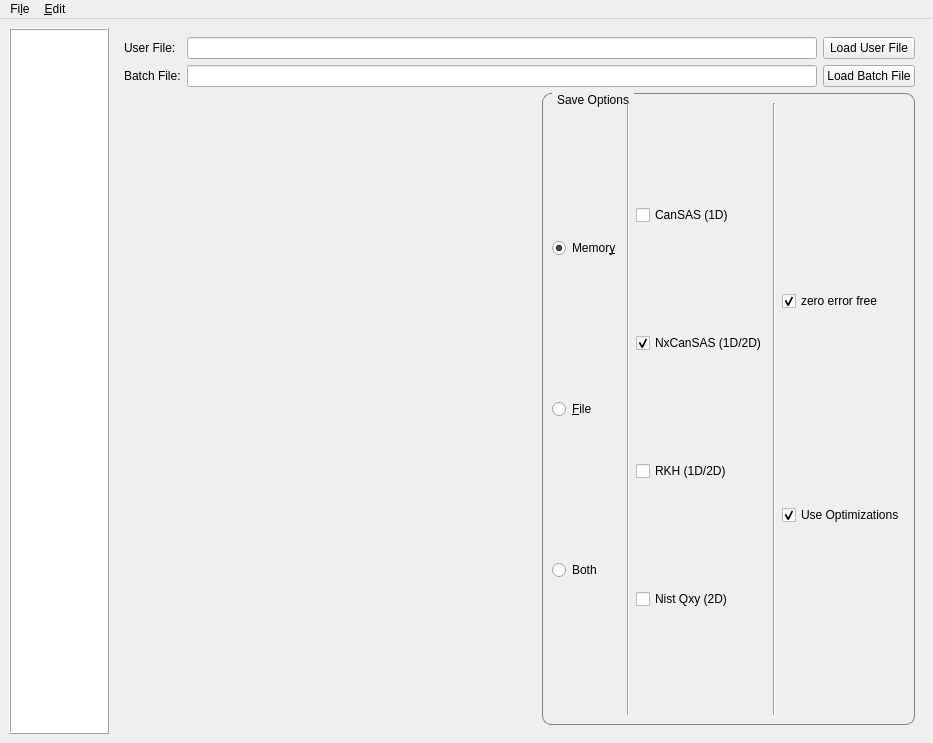
Old version of the form scripts/Interface/ui/sans_isis/sans_data_processor_window.ui in the repository mantidproject/mantid.
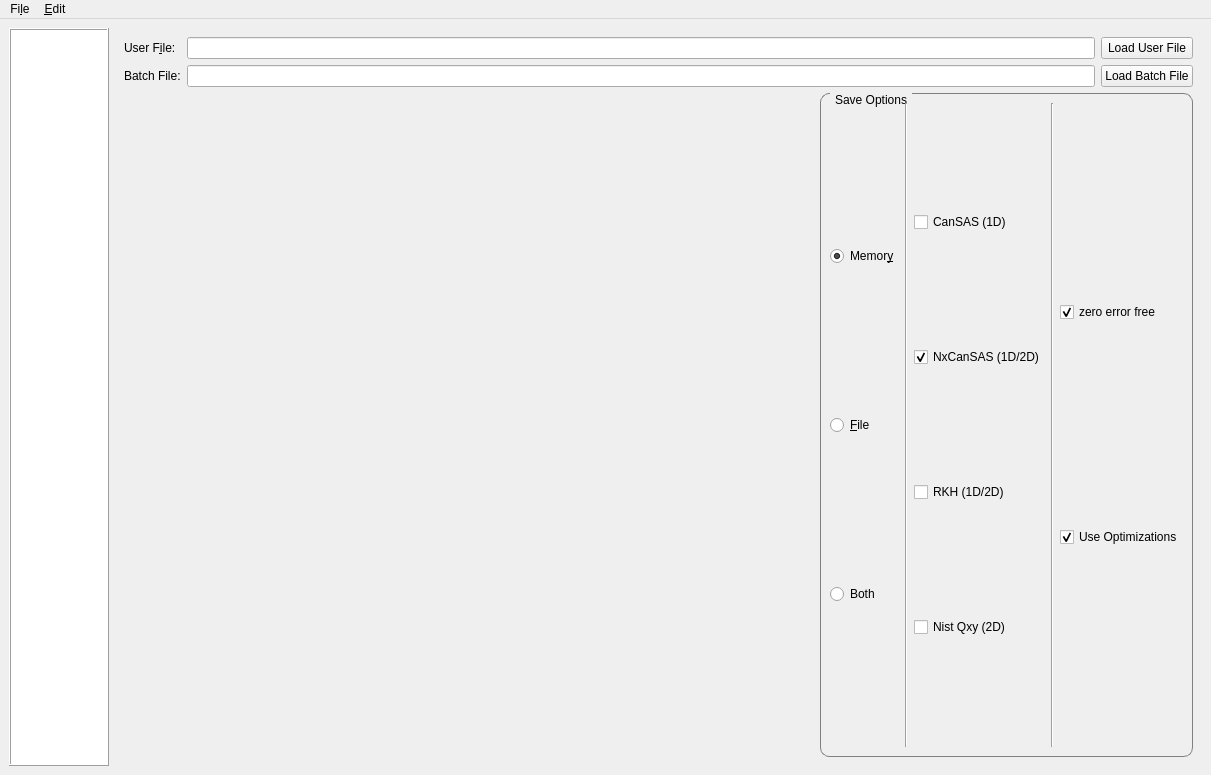
New version of the form. Custom widgets are drawn as their Qt base class.

```diff
--- a/scripts/Interface/ui/sans_isis/sans_data_processor_window.ui
+++ b/scripts/Interface/ui/sans_isis/sans_data_processor_window.ui
@@ -6,8 +6,8 @@
    <rect>
     <x>0</x>
     <y>0</y>
-    <width>933</width>
-    <height>699</height>
+    <width>1211</width>
+    <height>775</height>
    </rect>
   </property>
   <property name="acceptDrops">
@@ -81,7 +81,7 @@
                  <enum>QFrame::NoFrame</enum>
                 </property>
                 <property name="text">
-                 <string>User File:</string>
+                 <string>User F&amp;ile:</string>
                 </property>
                 <property name="buddy">
                  <cstring>masking_table</cstring>
@@ -1889,8 +1889,8 @@
     <rect>
      <x>0</x>
      <y>0</y>
-     <width>933</width>
-     <height>19</height>
+     <width>1211</width>
+     <height>22</height>
     </rect>
    </property>
    <widget class="QMenu" name="menuEdit">
```
